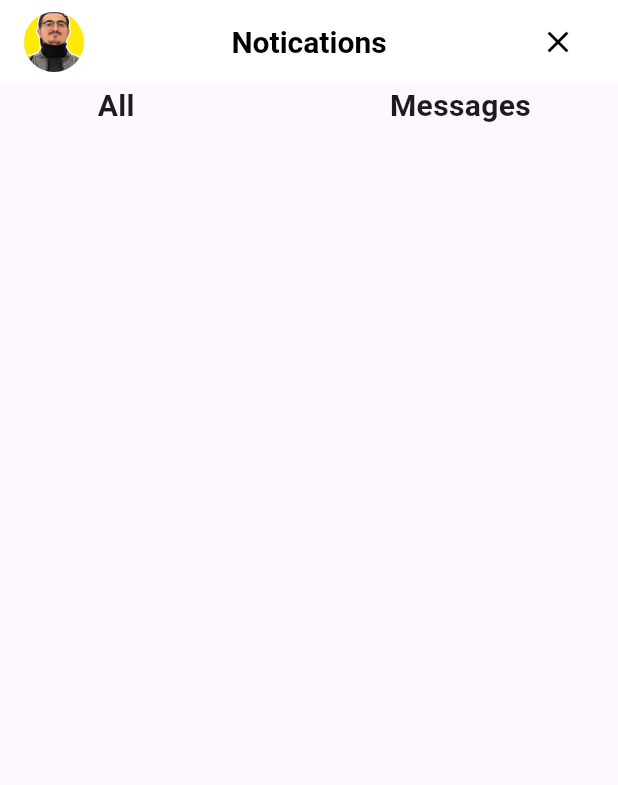
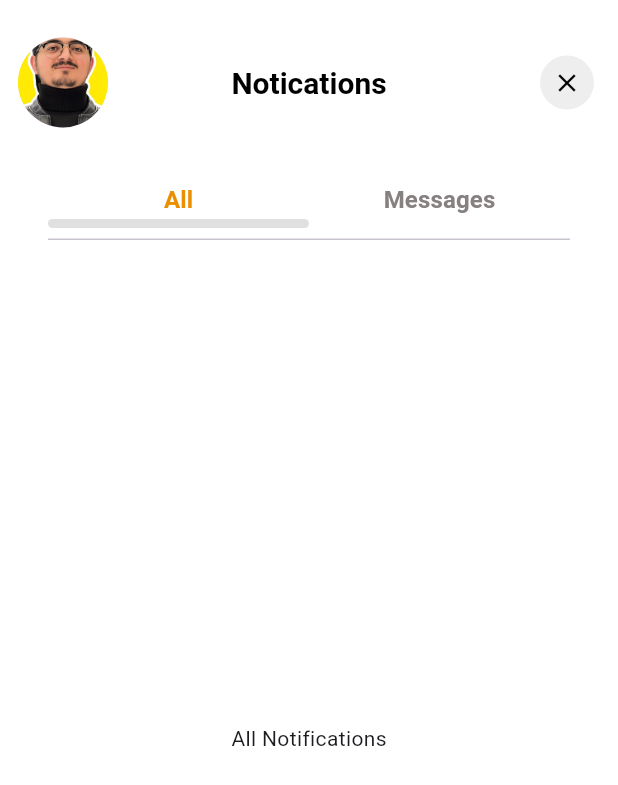
Before and after one commit to Qadreen-Ali/gb_ride, a Flutter app: the NotificationScreen screen opened directly, on a phone screen of 412 x 824 dp. Shown: the top 785 px of the screen. Run offline on Flutter 3.47's test engine with Material 3 defaults, Android fonts, the phone set to English and light mode, and no system bars; our stand-ins replace firebase_core, flutter_map, flutter_typeahead, geocoding, geolocator, latlong2 and 1 more; missing offline and left inert: solar_icon_pack; accounts and stored records are empty.

Commit message:
updated notification screen, global appbar, setting screen

```diff
--- a/lib/main.dart
+++ b/lib/main.dart
@@ -1,8 +1,9 @@
 import 'package:flutter/material.dart';
 import 'package:gb_ride/common/bottom_navbar.dart';
-import 'package:gb_ride/setting/help_screen.dart';
+// import 'package:gb_ride/setting/help_screen.dart';
 import 'package:gb_ride/setting/profile_screen.dart';
 import 'package:gb_ride/setting/setting_screen.dart';
+import 'package:gb_ride/view/auth/common/notification_screen.dart';
 // import 'package:gb_ride/setting/profile_screen.dart';
 import 'package:gb_ride/view/auth/login_screen.dart';
 import 'package:gb_ride/view/auth/otp_verification_screen.dart';
@@ -40,7 +41,7 @@
         '/home': (context) => const HomeScreen(),
         '/settings': (context) => const SettingsScreen(),
         '/profile': (context) => const ProfileScreen(),
-        '/help': (context) => const HelpScreen(),
+        '/notification': (context) => const NotificationScreen(),
       },
     );
   }
--- a/lib/utils/constants/global_appbar.dart
+++ b/lib/utils/constants/global_appbar.dart
@@ -29,8 +29,11 @@
   @override
   Widget build(BuildContext context) {
     return AppBar(
-      scrolledUnderElevation: 0,
-      surfaceTintColor: Colors.transparent,
+      centerTitle: true,
+      backgroundColor: Colors.white,
+      elevation: 0,
+      leadingWidth: 72,
+      toolbarHeight: 120,
       leading: showProfile
           ? GestureDetector(
               onTap: () {
@@ -41,12 +44,10 @@
                 }
               },
               child: Padding(
-                padding: const EdgeInsets.only(left: 16.0),
+                padding: const EdgeInsets.only(left: 12.0),
                 child: CircleAvatar(
-                  radius: 18,
-                  backgroundImage: AssetImage(
-                    profileImage ?? 'assets/icons/profile.png',
-                  ),
+                  radius: 8,
+                  backgroundImage: AssetImage(profileImage ?? ''),
                 ),
               ),
             )
@@ -59,31 +60,31 @@
           color: Colors.black,
         ),
       ),
-      centerTitle: true,
       actions: [
         if (onCloseTap != null)
           Padding(
             padding: const EdgeInsets.only(right: 16),
-            child: IconButton(
-              icon: const Icon(Icons.close),
-              iconSize: 24,
-              padding: EdgeInsets.zero,
-              constraints: const BoxConstraints(minWidth: 24, minHeight: 24),
-              splashRadius: 20,
-              color: Colors.black,
-              onPressed: onCloseTap,
+            child: GestureDetector(
+              onTap: onCloseTap,
+              child: Container(
+                width: 36,
+                height: 36,
+                decoration: BoxDecoration(
+                  color: Colors.grey.shade200,
+                  shape: BoxShape.circle,
+                ),
+                child: const Icon(Icons.close, size: 20, color: Colors.black),
+              ),
             ),
           )
         else
           const SizedBox(width: 12),
       ],
-      backgroundColor: Colors.white,
-      elevation: 0,
     );
   }
 
   @override
-  Size get preferredSize => const Size.fromHeight(kToolbarHeight);
+  Size get preferredSize => const Size.fromHeight(110);
 }
 
 // Example default profile screen
--- a/lib/view/auth/common/notification_screen.dart
+++ b/lib/view/auth/common/notification_screen.dart
@@ -1,12 +1,21 @@
 import 'package:flutter/material.dart';
 import 'package:gb_ride/utils/constants/global_appbar.dart';
-import 'package:gb_ride/utils/logger.dart';
+// import 'package:gb_ride/utils/logger.dart';
+import 'package:gb_ride/utils/constants/color_string.dart';
 
 class NotificationScreen extends StatefulWidget {
   const NotificationScreen({super.key});
 
   @override
   State<NotificationScreen> createState() => _NotificationScreenState();
+}
+
+Widget _allNotifications() {
+  return const Center(child: Text('All Notifications'));
+}
+
+Widget _messagesNotifications() {
+  return const Center(child: Text('Messages Notifications'));
 }
 
 class _NotificationScreenState extends State<NotificationScreen> {
@@ -16,35 +25,44 @@
       length: 2,
       // indicatorColor:Colors.grey,
       child: Scaffold(
+        backgroundColor: GBColor.secondary,
         appBar: GlobalAppBar(
           profileImage: 'assets/icons/profile.jpg',
           title: 'Notications',
           showProfile: true,
-          // showSettings: false,
           onCloseTap: () => Navigator.pop(context),
           onProfileTap: () {},
         ),
 
-        body: Row(
+        body: Column(
           children: [
-            SizedBox(width: 65),
-            GestureDetector(
-              onTap: () {
-                logger.i('All clicked !');
-              },
-              child: Text(
-                'All',
-                style: TextStyle(fontSize: 20, fontWeight: FontWeight.bold),
+            Padding(
+              padding: const EdgeInsets.symmetric(horizontal: 32),
+              child: TabBar(
+                indicatorColor: Colors.grey.shade400,
+                indicatorWeight: 4,
+                indicatorSize: TabBarIndicatorSize.tab,
+                labelColor: GBColor.primary,
+                unselectedLabelColor: GBColor.textFieldText,
+                labelStyle: const TextStyle(
+                  fontSize: 16,
+                  fontWeight: FontWeight.w600,
+                ),
+                indicator: UnderlineTabIndicator(
+                  borderSide: BorderSide(width: 6, color: Colors.grey.shade300),
+                  borderRadius: BorderRadius.circular(4),
+                  insets: const EdgeInsets.only(bottom: 8),
+                ),
+                tabs: const [
+                  Tab(text: 'All'),
+                  Tab(text: 'Messages'),
+                ],
               ),
             ),
-            SizedBox(width: 170),
-            GestureDetector(
-              onTap: () {
-                logger.i('Messages Got clicked !');
-              },
-              child: Text(
-                'Messages',
-                style: TextStyle(fontSize: 20, fontWeight: FontWeight.bold),
+
+            Expanded(
+              child: TabBarView(
+                children: [_allNotifications(), _messagesNotifications()],
               ),
             ),
           ],
--- a/lib/view/module/student/home/home_screen.dart
+++ b/lib/view/module/student/home/home_screen.dart
@@ -644,7 +644,7 @@
                           color: Colors.white,
                         ),
                         onPressed: () {
-                          Navigator.of(context).pushNamed('/notication');
+                          Navigator.pushNamed(context, '/notification');
                         },
                       ),
                     ),
```
